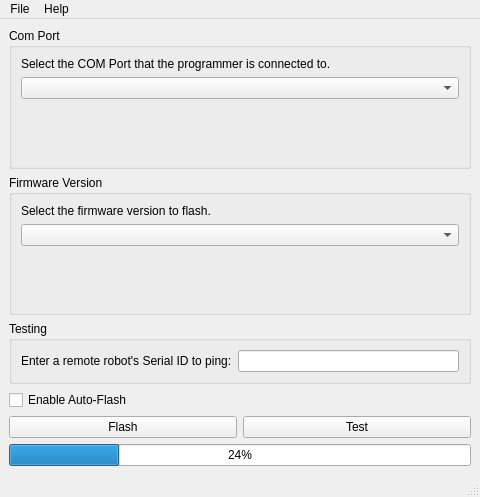
Above: linkbot_jig_programmer/mainwindow.ui from BaroboRobotics/linkbot-jig-programmer before the change. Below: the same form after it.
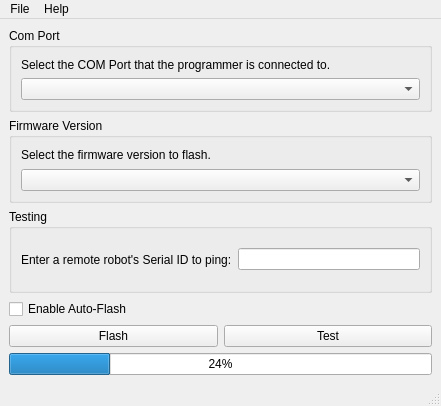
That is the form after the change.

Commit message: Updated hex files, window geometry

```diff
--- a/linkbot_jig_programmer/mainwindow.ui
+++ b/linkbot_jig_programmer/mainwindow.ui
@@ -6,8 +6,8 @@
    <rect>
     <x>0</x>
     <y>0</y>
-    <width>480</width>
-    <height>497</height>
+    <width>441</width>
+    <height>406</height>
    </rect>
   </property>
   <property name="sizePolicy">
@@ -40,24 +40,17 @@
        <item>
         <widget class="QComboBox" name="comport_comboBox"/>
        </item>
-       <item>
-        <spacer name="verticalSpacer_2">
-         <property name="orientation">
-          <enum>Qt::Vertical</enum>
-         </property>
-         <property name="sizeHint" stdset="0">
-          <size>
-           <width>20</width>
-           <height>40</height>
-          </size>
-         </property>
-        </spacer>
-       </item>
       </layout>
      </widget>
     </item>
     <item row="1" column="0">
      <widget class="QGroupBox" name="groupBox_2">
+      <property name="maximumSize">
+       <size>
+        <width>16777215</width>
+        <height>600</height>
+       </size>
+      </property>
       <property name="title">
        <string>Firmware Version</string>
       </property>
@@ -70,20 +63,14 @@
         </widget>
        </item>
        <item>
-        <widget class="QComboBox" name="firmwareversion_comboBox"/>
-       </item>
-       <item>
-        <spacer name="verticalSpacer">
-         <property name="orientation">
-          <enum>Qt::Vertical</enum>
-         </property>
-         <property name="sizeHint" stdset="0">
+        <widget class="QComboBox" name="firmwareversion_comboBox">
+         <property name="maximumSize">
           <size>
-           <width>20</width>
-           <height>40</height>
+           <width>600</width>
+           <height>16777215</height>
           </size>
          </property>
-        </spacer>
+        </widget>
        </item>
       </layout>
      </widget>
@@ -146,7 +133,7 @@
     <rect>
      <x>0</x>
      <y>0</y>
-     <width>480</width>
+     <width>441</width>
      <height>25</height>
     </rect>
    </property>
```
The commit also changes 6 other files.
